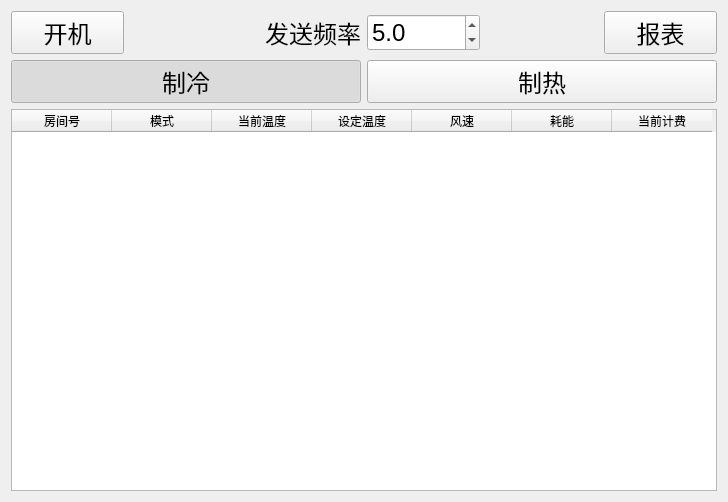
Old version of the form AirConditioningV2/ui/ui_Controller.ui in the repository Hk4Fun/qtstudy.
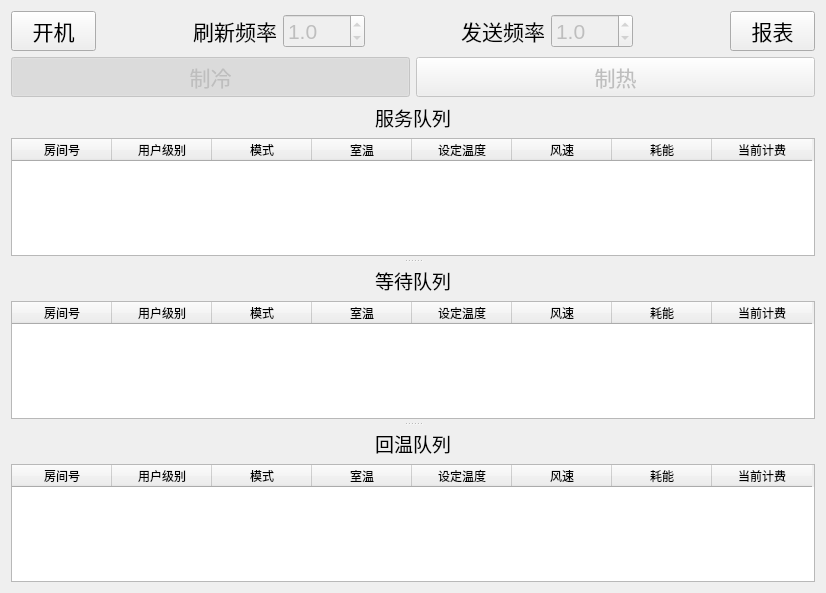
New version of the form.

What changed in the file:
```diff
--- a/AirConditioningV2/ui/ui_Controller.ui
+++ b/AirConditioningV2/ui/ui_Controller.ui
@@ -6,21 +6,21 @@
    <rect>
     <x>0</x>
     <y>0</y>
-    <width>728</width>
-    <height>502</height>
+    <width>826</width>
+    <height>593</height>
    </rect>
   </property>
   <property name="windowTitle">
    <string>中控机</string>
   </property>
-  <layout class="QVBoxLayout" name="verticalLayout">
+  <layout class="QVBoxLayout" name="verticalLayout_4">
    <item>
-    <layout class="QHBoxLayout" name="horizontalLayout">
+    <layout class="QHBoxLayout" name="horizontalLayout_5">
      <item>
       <widget class="QPushButton" name="btClose">
        <property name="font">
         <font>
-         <pointsize>18</pointsize>
+         <pointsize>16</pointsize>
         </font>
        </property>
        <property name="text">
@@ -36,10 +36,65 @@
       </widget>
      </item>
      <item>
+      <layout class="QHBoxLayout" name="horizontalLayout_4">
+       <item>
+        <widget class="QLabel" name="label_2">
+         <property name="font">
+          <font>
+           <pointsize>16</pointsize>
+          </font>
+         </property>
+         <property name="text">
+          <string>刷新频率</string>
+         </property>
+         <property name="alignment">
+          <set>Qt::AlignRight|Qt::AlignTrailing|Qt::AlignVCenter</set>
+         </property>
+         <property name="margin">
+          <number>0</number>
+         </property>
+        </widget>
+       </item>
+       <item>
+        <widget class="QDoubleSpinBox" name="spRefFre">
+         <property name="enabled">
+          <bool>false</bool>
+         </property>
+         <property name="font">
+          <font>
+           <pointsize>16</pointsize>
+          </font>
+         </property>
+         <property name="wrapping">
+          <bool>false</bool>
+         </property>
+         <property name="decimals">
+          <number>1</number>
+         </property>
+         <property name="singleStep">
+          <double>0.500000000000000</double>
+         </property>
+         <property name="value">
+          <double>1.000000000000000</double>
+         </property>
+        </widget>
+       </item>
+      </layout>
+     </item>
+     <item>
+      <widget class="QLabel" name="label_10">
+       <property name="text">
+        <string/>
+       </property>
+      </widget>
+     </item>
+     <item>
+      <layout class="QHBoxLayout" name="horizontalLayout">
+       <item>
       <widget class="QLabel" name="label">
        <property name="font">
         <font>
-         <pointsize>18</pointsize>
+           <pointsize>16</pointsize>
         </font>
        </property>
        <property name="text">
@@ -54,10 +109,13 @@
       </widget>
      </item>
      <item>
-      <widget class="QDoubleSpinBox" name="spinRefresh">
+        <widget class="QDoubleSpinBox" name="spSendFre">
+         <property name="enabled">
+          <bool>false</bool>
+         </property>
        <property name="font">
         <font>
-         <pointsize>18</pointsize>
+           <pointsize>16</pointsize>
         </font>
        </property>
        <property name="wrapping">
@@ -70,12 +128,14 @@
         <double>0.500000000000000</double>
        </property>
        <property name="value">
-        <double>5.000000000000000</double>
+          <double>1.000000000000000</double>
        </property>
       </widget>
      </item>
+      </layout>
+     </item>
      <item>
-      <widget class="QLabel" name="label_2">
+      <widget class="QLabel" name="label_9">
        <property name="text">
         <string/>
        </property>
@@ -85,7 +145,7 @@
       <widget class="QPushButton" name="btReport">
        <property name="font">
         <font>
-         <pointsize>18</pointsize>
+         <pointsize>16</pointsize>
         </font>
        </property>
        <property name="text">
@@ -98,10 +158,13 @@
    <item>
     <layout class="QHBoxLayout" name="horizontalLayout_2">
      <item>
-      <widget class="QPushButton" name="bt_cold">
+      <widget class="QPushButton" name="btCold">
+       <property name="enabled">
+        <bool>false</bool>
+       </property>
        <property name="font">
         <font>
-         <pointsize>18</pointsize>
+         <pointsize>16</pointsize>
         </font>
        </property>
        <property name="text">
@@ -119,10 +182,13 @@
       </widget>
      </item>
      <item>
-      <widget class="QPushButton" name="bt_warm">
+      <widget class="QPushButton" name="btWarm">
+       <property name="enabled">
+        <bool>false</bool>
+       </property>
        <property name="font">
         <font>
-         <pointsize>18</pointsize>
+         <pointsize>16</pointsize>
         </font>
        </property>
        <property name="text">
@@ -139,7 +205,32 @@
     </layout>
    </item>
    <item>
-    <widget class="QTableWidget" name="tableSubMachine">
+    <widget class="QSplitter" name="splitter">
+     <property name="orientation">
+      <enum>Qt::Vertical</enum>
+     </property>
+     <property name="handleWidth">
+      <number>10</number>
+     </property>
+     <widget class="QWidget" name="layoutWidget">
+      <layout class="QVBoxLayout" name="verticalLayout">
+       <item>
+        <widget class="QLabel" name="label_4">
+         <property name="font">
+          <font>
+           <pointsize>14</pointsize>
+          </font>
+         </property>
+         <property name="text">
+          <string>服务队列</string>
+         </property>
+         <property name="alignment">
+          <set>Qt::AlignCenter</set>
+         </property>
+        </widget>
+       </item>
+       <item>
+        <widget class="QTableWidget" name="tbServeQueue">
      <property name="verticalScrollBarPolicy">
       <enum>Qt::ScrollBarAsNeeded</enum>
      </property>
@@ -178,6 +269,11 @@
        <string>房间号</string>
       </property>
      </column>
+         <column>
+          <property name="text">
+           <string>用户级别</string>
+          </property>
+         </column>
      <column>
       <property name="text">
        <string>模式</string>
@@ -185,7 +281,7 @@
      </column>
      <column>
       <property name="text">
-       <string>当前温度</string>
+           <string>室温</string>
       </property>
      </column>
      <column>
@@ -211,6 +307,205 @@
     </widget>
    </item>
   </layout>
+     </widget>
+     <widget class="QWidget" name="layoutWidget">
+      <layout class="QVBoxLayout" name="verticalLayout_2">
+       <item>
+        <widget class="QLabel" name="label_5">
+         <property name="font">
+          <font>
+           <pointsize>14</pointsize>
+          </font>
+         </property>
+         <property name="text">
+          <string>等待队列</string>
+         </property>
+         <property name="alignment">
+          <set>Qt::AlignCenter</set>
+         </property>
+        </widget>
+       </item>
+       <item>
+        <widget class="QTableWidget" name="tbWaitQueue">
+         <property name="verticalScrollBarPolicy">
+          <enum>Qt::ScrollBarAsNeeded</enum>
+         </property>
+         <property name="horizontalScrollBarPolicy">
+          <enum>Qt::ScrollBarAsNeeded</enum>
+         </property>
+         <property name="sizeAdjustPolicy">
+          <enum>QAbstractScrollArea::AdjustToContents</enum>
+         </property>
+         <property name="editTriggers">
+          <set>QAbstractItemView::NoEditTriggers</set>
+         </property>
+         <property name="sortingEnabled">
+          <bool>true</bool>
+         </property>
+         <attribute name="horizontalHeaderCascadingSectionResizes">
+          <bool>false</bool>
+         </attribute>
+         <attribute name="horizontalHeaderDefaultSectionSize">
+          <number>100</number>
+         </attribute>
+         <attribute name="horizontalHeaderShowSortIndicator" stdset="0">
+          <bool>false</bool>
+         </attribute>
+         <attribute name="horizontalHeaderStretchLastSection">
+          <bool>false</bool>
+         </attribute>
+         <attribute name="verticalHeaderHighlightSections">
+          <bool>true</bool>
+         </attribute>
+         <attribute name="verticalHeaderShowSortIndicator" stdset="0">
+          <bool>false</bool>
+         </attribute>
+         <column>
+          <property name="text">
+           <string>房间号</string>
+          </property>
+         </column>
+         <column>
+          <property name="text">
+           <string>用户级别</string>
+          </property>
+         </column>
+         <column>
+          <property name="text">
+           <string>模式</string>
+          </property>
+         </column>
+         <column>
+          <property name="text">
+           <string>室温</string>
+          </property>
+         </column>
+         <column>
+          <property name="text">
+           <string>设定温度</string>
+          </property>
+         </column>
+         <column>
+          <property name="text">
+           <string>风速</string>
+          </property>
+         </column>
+         <column>
+          <property name="text">
+           <string>耗能</string>
+          </property>
+         </column>
+         <column>
+          <property name="text">
+           <string>当前计费</string>
+          </property>
+         </column>
+        </widget>
+       </item>
+      </layout>
+     </widget>
+     <widget class="QWidget" name="layoutWidget">
+      <layout class="QVBoxLayout" name="verticalLayout_3">
+       <item>
+        <widget class="QLabel" name="label_6">
+         <property name="font">
+          <font>
+           <pointsize>14</pointsize>
+          </font>
+         </property>
+         <property name="text">
+          <string>回温队列</string>
+         </property>
+         <property name="alignment">
+          <set>Qt::AlignCenter</set>
+         </property>
+        </widget>
+       </item>
+       <item>
+        <widget class="QTableWidget" name="tbTempQueue">
+         <property name="verticalScrollBarPolicy">
+          <enum>Qt::ScrollBarAsNeeded</enum>
+         </property>
+         <property name="horizontalScrollBarPolicy">
+          <enum>Qt::ScrollBarAsNeeded</enum>
+         </property>
+         <property name="sizeAdjustPolicy">
+          <enum>QAbstractScrollArea::AdjustToContents</enum>
+         </property>
+         <property name="editTriggers">
+          <set>QAbstractItemView::NoEditTriggers</set>
+         </property>
+         <property name="sortingEnabled">
+          <bool>true</bool>
+         </property>
+         <attribute name="horizontalHeaderCascadingSectionResizes">
+          <bool>false</bool>
+         </attribute>
+         <attribute name="horizontalHeaderDefaultSectionSize">
+          <number>100</number>
+         </attribute>
+         <attribute name="horizontalHeaderShowSortIndicator" stdset="0">
+          <bool>false</bool>
+         </attribute>
+         <attribute name="horizontalHeaderStretchLastSection">
+          <bool>false</bool>
+         </attribute>
+         <attribute name="verticalHeaderHighlightSections">
+          <bool>true</bool>
+         </attribute>
+         <attribute name="verticalHeaderShowSortIndicator" stdset="0">
+          <bool>false</bool>
+         </attribute>
+         <column>
+          <property name="text">
+           <string>房间号</string>
+          </property>
+         </column>
+         <column>
+          <property name="text">
+           <string>用户级别</string>
+          </property>
+         </column>
+         <column>
+          <property name="text">
+           <string>模式</string>
+          </property>
+         </column>
+         <column>
+          <property name="text">
+           <string>室温</string>
+          </property>
+         </column>
+         <column>
+          <property name="text">
+           <string>设定温度</string>
+          </property>
+         </column>
+         <column>
+          <property name="text">
+           <string>风速</string>
+          </property>
+         </column>
+         <column>
+          <property name="text">
+           <string>耗能</string>
+          </property>
+         </column>
+         <column>
+          <property name="text">
+           <string>当前计费</string>
+          </property>
+         </column>
+        </widget>
+       </item>
+      </layout>
+     </widget>
+    </widget>
+   </item>
+  </layout>
+  <zorder>splitter</zorder>
+  <zorder>spSendFre</zorder>
+  <zorder>layoutWidget_2</zorder>
  </widget>
  <resources/>
  <connections/>
```
Lines whose indentation alone changed are shown as unchanged.
